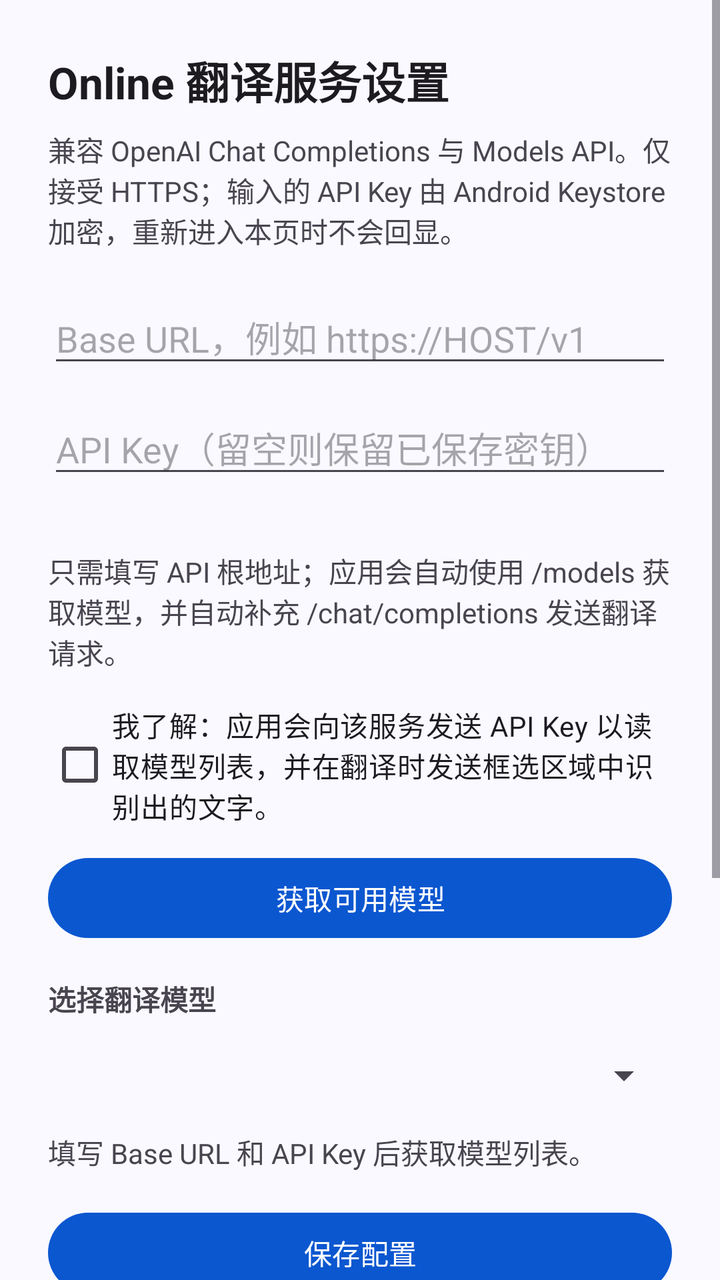
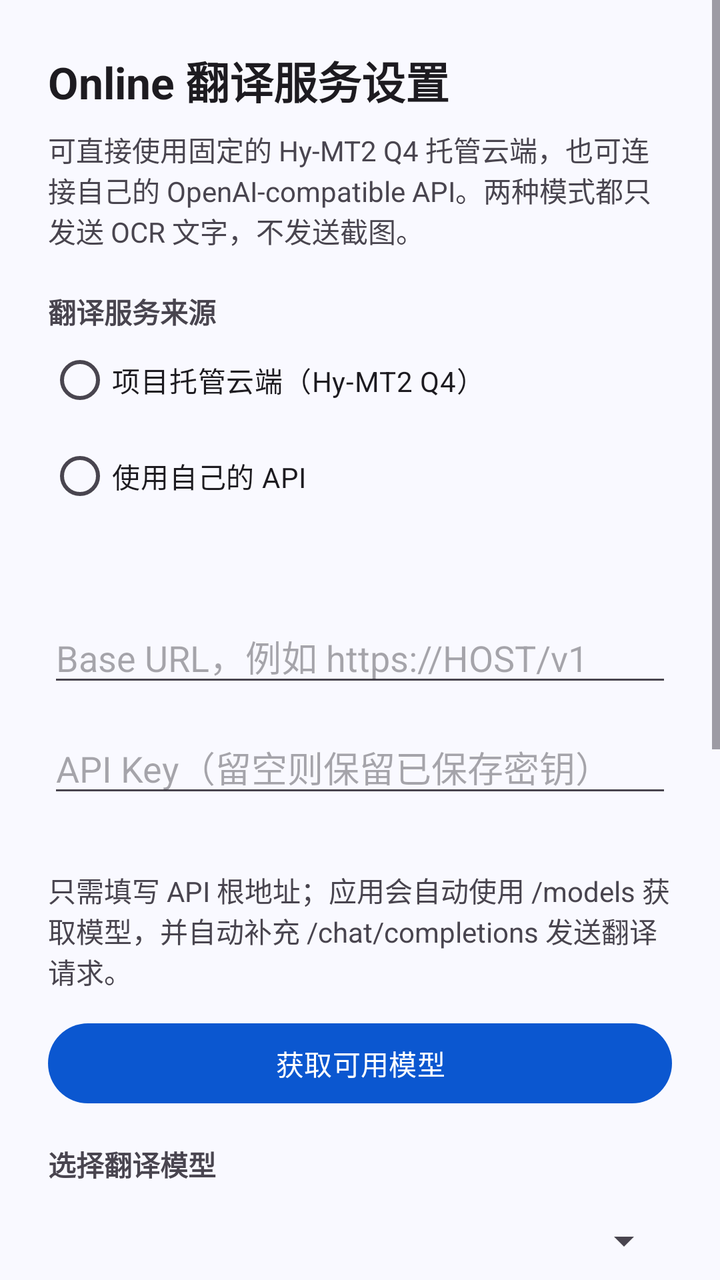

Screens rendered from an Android XML layout before and after an edit, with the pre-edit source and the edit as a unified diff.
<!-- AndroidManifest.xml: another module's application theme Theme.ScreenTranslation -->
<!-- res/layout/activity_online_settings.xml -->
<?xml version="1.0" encoding="utf-8"?>
<ScrollView xmlns:android="http://schemas.android.com/apk/res/android"
    android:layout_width="match_parent"
    android:layout_height="match_parent"
    android:fillViewport="true">

    <LinearLayout
        android:layout_width="match_parent"
        android:layout_height="wrap_content"
        android:orientation="vertical"
        android:padding="24dp">

        <TextView
            android:layout_width="match_parent"
            android:layout_height="wrap_content"
            android:text="@string/online_settings_title"
            android:textAppearance="?android:attr/textAppearanceLarge"
            android:textStyle="bold" />

        <TextView
            android:layout_width="match_parent"
            android:layout_height="wrap_content"
            android:layout_marginTop="8dp"
            android:text="@string/online_settings_explanation"
            android:textColor="?android:attr/textColorSecondary" />

        <EditText
            android:id="@+id/edit_online_base_url"
            android:layout_width="match_parent"
            android:layout_height="wrap_content"
            android:layout_marginTop="20dp"
            android:hint="@string/online_base_url_hint"
            android:importantForAutofill="no"
            android:inputType="textUri"
            android:maxLines="2" />

        <EditText
            android:id="@+id/edit_online_api_key"
            android:layout_width="match_parent"
            android:layout_height="wrap_content"
            android:layout_marginTop="12dp"
            android:autofillHints="password"
            android:hint="@string/online_api_key_hint"
            android:importantForAutofill="no"
            android:inputType="textPassword"
            android:maxLines="1" />

        <TextView
            android:id="@+id/text_online_key_status"
            android:layout_width="match_parent"
            android:layout_height="wrap_content"
            android:layout_marginTop="4dp"
            android:textAppearance="?android:attr/textAppearanceSmall"
            android:textColor="?android:attr/textColorSecondary" />

        <TextView
            android:layout_width="match_parent"
            android:layout_height="wrap_content"
            android:layout_marginTop="8dp"
            android:text="@string/online_endpoint_path_help"
            android:textAppearance="?android:attr/textAppearanceSmall"
            android:textColor="?android:attr/textColorSecondary" />

        <CheckBox
            android:id="@+id/check_online_consent"
            android:layout_width="match_parent"
            android:layout_height="wrap_content"
            android:layout_marginTop="16dp"
            android:text="@string/online_data_flow_consent" />

        <Button
            android:id="@+id/button_online_fetch_models"
            android:layout_width="match_parent"
            android:layout_height="wrap_content"
            android:layout_marginTop="12dp"
            android:text="@string/online_fetch_models"
            android:textAllCaps="false" />

        <TextView
            android:layout_width="match_parent"
            android:layout_height="wrap_content"
            android:layout_marginTop="16dp"
            android:labelFor="@id/spinner_online_model"
            android:text="@string/online_model_selection_label"
            android:textStyle="bold" />

        <Spinner
            android:id="@+id/spinner_online_model"
            android:layout_width="match_parent"
            android:layout_height="wrap_content"
            android:layout_marginTop="4dp"
            android:enabled="false"
            android:minHeight="48dp"
            android:spinnerMode="dropdown" />

        <TextView
            android:id="@+id/text_online_model_status"
            android:layout_width="match_parent"
            android:layout_height="wrap_content"
            android:layout_marginTop="4dp"
            android:accessibilityLiveRegion="polite"
            android:text="@string/online_models_not_loaded"
            android:textAppearance="?android:attr/textAppearanceSmall"
            android:textColor="?android:attr/textColorSecondary" />

        <Button
            android:id="@+id/button_online_save"
            android:layout_width="match_parent"
            android:layout_height="wrap_content"
            android:layout_marginTop="16dp"
            android:text="@string/online_save"
            android:textAllCaps="false" />

        <EditText
            android:id="@+id/edit_online_test_text"
            android:layout_width="match_parent"
            android:layout_height="wrap_content"
            android:layout_marginTop="20dp"
            android:gravity="top|start"
            android:hint="@string/online_test_text_hint"
            android:importantForAutofill="no"
            android:inputType="textMultiLine"
            android:minLines="3" />

        <Button
            android:id="@+id/button_online_save_test"
            android:layout_width="match_parent"
            android:layout_height="wrap_content"
            android:layout_marginTop="10dp"
            android:text="@string/online_save_and_test"
            android:textAllCaps="false" />

        <Button
            android:id="@+id/button_online_delete_key"
            android:layout_width="match_parent"
            android:layout_height="wrap_content"
            android:layout_marginTop="10dp"
            android:text="@string/online_delete_key"
            android:textAllCaps="false" />

        <TextView
            android:id="@+id/text_online_result"
            android:layout_width="match_parent"
            android:layout_height="wrap_content"
            android:layout_marginTop="12dp"
            android:accessibilityLiveRegion="polite"
            android:text="@string/online_not_tested"
            android:textIsSelectable="true" />
    </LinearLayout>
</ScrollView>
<!-- resources referenced by this layout -->
<resources>
  <string name="online_api_key_hint">API Key（留空则保留已保存密钥）</string>
  <string name="online_base_url_hint">Base URL，例如 https://HOST/v1</string>
  <string name="online_data_flow_consent">我了解：应用会向该服务发送 API Key 以读取模型列表，并在翻译时发送框选区域中识别出的文字。</string>
  <string name="online_delete_key">删除已保存密钥</string>
  <string name="online_endpoint_path_help">只需填写 API 根地址；应用会自动使用 /models 获取模型，并自动补充 /chat/completions 发送翻译请求。</string>
  <string name="online_fetch_models">获取可用模型</string>
  <string name="online_model_selection_label">选择翻译模型</string>
  <string name="online_models_not_loaded">填写 Base URL 和 API Key 后获取模型列表。</string>
  <string name="online_not_tested">尚未运行连接测试</string>
  <string name="online_save">保存配置</string>
  <string name="online_save_and_test">保存并测试翻译</string>
  <string name="online_settings_explanation">兼容 OpenAI Chat Completions 与 Models API。仅接受 HTTPS；输入的 API Key 由 Android Keystore 加密，重新进入本页时不会回显。</string>
  <string name="online_settings_title">Online 翻译服务设置</string>
  <string name="online_test_text_hint">连接测试原文（应与主页面原文语言一致）</string>
  <style name="Theme.ScreenTranslation" parent="Theme.Material3.DayNight.NoActionBar">
          <item name="colorPrimary">@color/screen_primary</item>
          <item name="colorOnPrimary">@color/screen_on_primary</item>
          <item name="colorPrimaryContainer">@color/screen_primary_container</item>
          <item name="colorOnPrimaryContainer">@color/screen_on_primary_container</item>
          <item name="colorSecondary">@color/screen_secondary</item>
          <item name="colorOnSecondary">@color/screen_on_secondary</item>
          <item name="android:colorAccent">@color/screen_primary</item>
          <item name="android:colorBackground">@color/screen_background</item>
          <item name="colorSurface">@color/screen_surface</item>
          <item name="colorOnSurface">@color/screen_on_surface</item>
          <item name="colorOutline">@color/screen_outline</item>
          <item name="android:statusBarColor">@android:color/transparent</item>
          <item name="android:navigationBarColor">@android:color/transparent</item>
          <item name="android:windowLightStatusBar">true</item>
          <item name="android:windowLightNavigationBar">true</item>
          <item name="android:windowNoTitle">true</item>
      </style>
  <color name="screen_primary">#0B57D0</color>
  <color name="screen_on_primary">#FFFFFF</color>
  <color name="screen_primary_container">#D8E2FF</color>
  <color name="screen_on_primary_container">#001A41</color>
  <color name="screen_secondary">#006A67</color>
  <color name="screen_on_secondary">#FFFFFF</color>
  <color name="screen_background">#F9F9FF</color>
  <color name="screen_surface">#F9F9FF</color>
  <color name="screen_on_surface">#191C20</color>
  <color name="screen_outline">#74777F</color>
</resources>

<!-- the commit's change to res/layout/activity_online_settings.xml (unified diff, before → after) -->
@@ -24,84 +24,125 @@
             android:text="@string/online_settings_explanation"
             android:textColor="?android:attr/textColorSecondary" />
 
-        <EditText
-            android:id="@+id/edit_online_base_url"
+        <TextView
             android:layout_width="match_parent"
             android:layout_height="wrap_content"
             android:layout_marginTop="20dp"
-            android:hint="@string/online_base_url_hint"
-            android:importantForAutofill="no"
-            android:inputType="textUri"
-            android:maxLines="2" />
+            android:text="@string/online_provider_label"
+            android:textStyle="bold" />
 
-        <EditText
-            android:id="@+id/edit_online_api_key"
+        <RadioGroup
+            android:id="@+id/radio_group_online_provider"
             android:layout_width="match_parent"
             android:layout_height="wrap_content"
-            android:layout_marginTop="12dp"
-            android:autofillHints="password"
-            android:hint="@string/online_api_key_hint"
-            android:importantForAutofill="no"
-            android:inputType="textPassword"
-            android:maxLines="1" />
+            android:orientation="vertical">
+
+            <RadioButton
+                android:id="@+id/radio_online_managed_cloud"
+                android:layout_width="match_parent"
+                android:layout_height="wrap_content"
+                android:text="@string/online_provider_managed" />
+
+            <RadioButton
+                android:id="@+id/radio_online_user_api"
+                android:layout_width="match_parent"
+                android:layout_height="wrap_content"
+                android:text="@string/online_provider_user_api" />
+        </RadioGroup>
 
         <TextView
-            android:id="@+id/text_online_key_status"
+            android:id="@+id/text_online_managed_status"
             android:layout_width="match_parent"
             android:layout_height="wrap_content"
-            android:layout_marginTop="4dp"
+            android:layout_marginTop="8dp"
             android:textAppearance="?android:attr/textAppearanceSmall"
             android:textColor="?android:attr/textColorSecondary" />
 
-        <TextView
+        <LinearLayout
+            android:id="@+id/container_online_user_api"
             android:layout_width="match_parent"
             android:layout_height="wrap_content"
-            android:layout_marginTop="8dp"
-            android:text="@string/online_endpoint_path_help"
-            android:textAppearance="?android:attr/textAppearanceSmall"
-            android:textColor="?android:attr/textColorSecondary" />
+            android:orientation="vertical">
+
+            <EditText
+                android:id="@+id/edit_online_base_url"
+                android:layout_width="match_parent"
+                android:layout_height="wrap_content"
+                android:layout_marginTop="16dp"
+                android:hint="@string/online_base_url_hint"
+                android:importantForAutofill="no"
+                android:inputType="textUri"
+                android:maxLines="2" />
+
+            <EditText
+                android:id="@+id/edit_online_api_key"
+                android:layout_width="match_parent"
+                android:layout_height="wrap_content"
+                android:layout_marginTop="12dp"
+                android:autofillHints="password"
+                android:hint="@string/online_api_key_hint"
+                android:importantForAutofill="no"
+                android:inputType="textPassword"
+                android:maxLines="1" />
+
+            <TextView
+                android:id="@+id/text_online_key_status"
+                android:layout_width="match_parent"
+                android:layout_height="wrap_content"
+                android:layout_marginTop="4dp"
+                android:textAppearance="?android:attr/textAppearanceSmall"
+                android:textColor="?android:attr/textColorSecondary" />
+
+            <TextView
+                android:layout_width="match_parent"
+                android:layout_height="wrap_content"
+                android:layout_marginTop="8dp"
+                android:text="@string/online_endpoint_path_help"
+                android:textAppearance="?android:attr/textAppearanceSmall"
+                android:textColor="?android:attr/textColorSecondary" />
+
+            <Button
+                android:id="@+id/button_online_fetch_models"
+                android:layout_width="match_parent"
+                android:layout_height="wrap_content"
+                android:layout_marginTop="12dp"
+                android:text="@string/online_fetch_models"
+                android:textAllCaps="false" />
+
+            <TextView
+                android:layout_width="match_parent"
+                android:layout_height="wrap_content"
+                android:layout_marginTop="16dp"
+                android:labelFor="@id/spinner_online_model"
+                android:text="@string/online_model_selection_label"
+                android:textStyle="bold" />
+
+            <Spinner
+                android:id="@+id/spinner_online_model"
+                android:layout_width="match_parent"
+                android:layout_height="wrap_content"
+                android:layout_marginTop="4dp"
+                android:enabled="false"
+                android:minHeight="48dp"
+                android:spinnerMode="dropdown" />
+
+            <TextView
+                android:id="@+id/text_online_model_status"
+                android:layout_width="match_parent"
+                android:layout_height="wrap_content"
+                android:layout_marginTop="4dp"
+                android:accessibilityLiveRegion="polite"
+                android:text="@string/online_models_not_loaded"
+                android:textAppearance="?android:attr/textAppearanceSmall"
+                android:textColor="?android:attr/textColorSecondary" />
+        </LinearLayout>
 
         <CheckBox
             android:id="@+id/check_online_consent"
             android:layout_width="match_parent"
             android:layout_height="wrap_content"
             android:layout_marginTop="16dp"
-            android:text="@string/online_data_flow_consent" />
-
-        <Button
-            android:id="@+id/button_online_fetch_models"
-            android:layout_width="match_parent"
-            android:layout_height="wrap_content"
-            android:layout_marginTop="12dp"
-            android:text="@string/online_fetch_models"
-            android:textAllCaps="false" />
-
-        <TextView
-            android:layout_width="match_parent"
-            android:layout_height="wrap_content"
-            android:layout_marginTop="16dp"
-            android:labelFor="@id/spinner_online_model"
-            android:text="@string/online_model_selection_label"
-            android:textStyle="bold" />
-
-        <Spinner
-            android:id="@+id/spinner_online_model"
-            android:layout_width="match_parent"
-            android:layout_height="wrap_content"
-            android:layout_marginTop="4dp"
-            android:enabled="false"
-            android:minHeight="48dp"
-            android:spinnerMode="dropdown" />
-
-        <TextView
-            android:id="@+id/text_online_model_status"
-            android:layout_width="match_parent"
-            android:layout_height="wrap_content"
-            android:layout_marginTop="4dp"
-            android:accessibilityLiveRegion="polite"
-            android:text="@string/online_models_not_loaded"
-            android:textAppearance="?android:attr/textAppearanceSmall"
-            android:textColor="?android:attr/textColorSecondary" />
+            android:text="@string/online_user_data_flow_consent" />
 
         <Button
             android:id="@+id/button_online_save"
<!-- resource entries referenced after the edit -->
@@ -2,18 +2,21 @@
 <resources>
   <string name="online_api_key_hint">API Key（留空则保留已保存密钥）</string>
   <string name="online_base_url_hint">Base URL，例如 https://HOST/v1</string>
-  <string name="online_data_flow_consent">我了解：应用会向该服务发送 API Key 以读取模型列表，并在翻译时发送框选区域中识别出的文字。</string>
   <string name="online_delete_key">删除已保存密钥</string>
   <string name="online_endpoint_path_help">只需填写 API 根地址；应用会自动使用 /models 获取模型，并自动补充 /chat/completions 发送翻译请求。</string>
   <string name="online_fetch_models">获取可用模型</string>
   <string name="online_model_selection_label">选择翻译模型</string>
   <string name="online_models_not_loaded">填写 Base URL 和 API Key 后获取模型列表。</string>
   <string name="online_not_tested">尚未运行连接测试</string>
+  <string name="online_provider_label">翻译服务来源</string>
+  <string name="online_provider_managed">项目托管云端（Hy-MT2 Q4）</string>
+  <string name="online_provider_user_api">使用自己的 API</string>
   <string name="online_save">保存配置</string>
   <string name="online_save_and_test">保存并测试翻译</string>
-  <string name="online_settings_explanation">兼容 OpenAI Chat Completions 与 Models API。仅接受 HTTPS；输入的 API Key 由 Android Keystore 加密，重新进入本页时不会回显。</string>
+  <string name="online_settings_explanation">可直接使用固定的 Hy-MT2 Q4 托管云端，也可连接自己的 OpenAI-compatible API。两种模式都只发送 OCR 文字，不发送截图。</string>
   <string name="online_settings_title">Online 翻译服务设置</string>
   <string name="online_test_text_hint">连接测试原文（应与主页面原文语言一致）</string>
+  <string name="online_user_data_flow_consent">我了解：应用会向该服务发送 API Key 以读取模型列表，并在翻译时发送框选区域中识别出的文字。</string>
   <style name="Theme.ScreenTranslation" parent="Theme.Material3.DayNight.NoActionBar">
           <item name="colorPrimary">@color/screen_primary</item>
           <item name="colorOnPrimary">@color/screen_on_primary</item>
